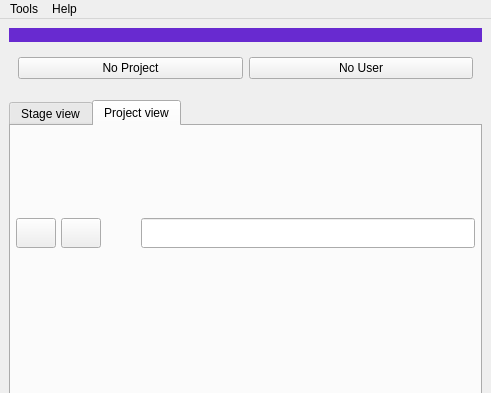
This is ui/pipeline_main_UI.ui in liorbenhorin/pipeline as Qt 5 draws it before an edit; both pictures show x 0 to 491 and y 0 to 393 of the 491 by 984 pixel window. The edited form follows.
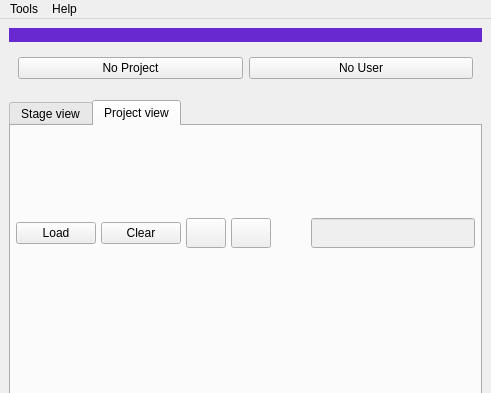
This is the edited form.

The edit to the form file:
```diff
--- a/ui/pipeline_main_UI.ui
+++ b/ui/pipeline_main_UI.ui
@@ -412,6 +412,20 @@
            <property name="bottomMargin">
             <number>0</number>
            </property>
+           <item>
+            <widget class="QPushButton" name="updateTree_pushButton">
+             <property name="text">
+              <string>Load</string>
+             </property>
+            </widget>
+           </item>
+           <item>
+            <widget class="QPushButton" name="clearTree_pushButton">
+             <property name="text">
+              <string>Clear</string>
+             </property>
+            </widget>
+           </item>
            <item>
             <widget class="QPushButton" name="expendTree_pushButton">
              <property name="minimumSize">
@@ -456,6 +470,9 @@
            </item>
            <item>
             <widget class="QLineEdit" name="assetsFilter_lineEdit">
+             <property name="enabled">
+              <bool>false</bool>
+             </property>
              <property name="minimumSize">
               <size>
                <width>0</width>
```
